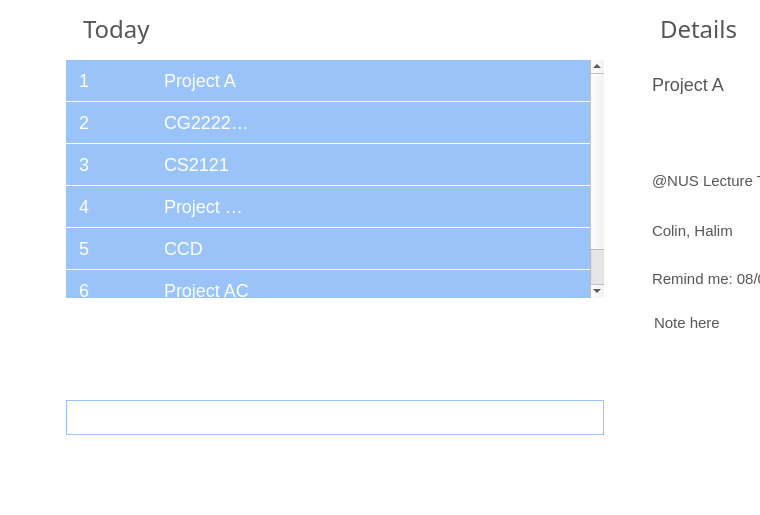
Above: TaskPad_library/mainwindow.ui from ashrayjain/TaskPad before the change; both pictures show x 0 to 760 and y 85 to 600 of the 1100 by 600 pixel window. Below: the same form after it.
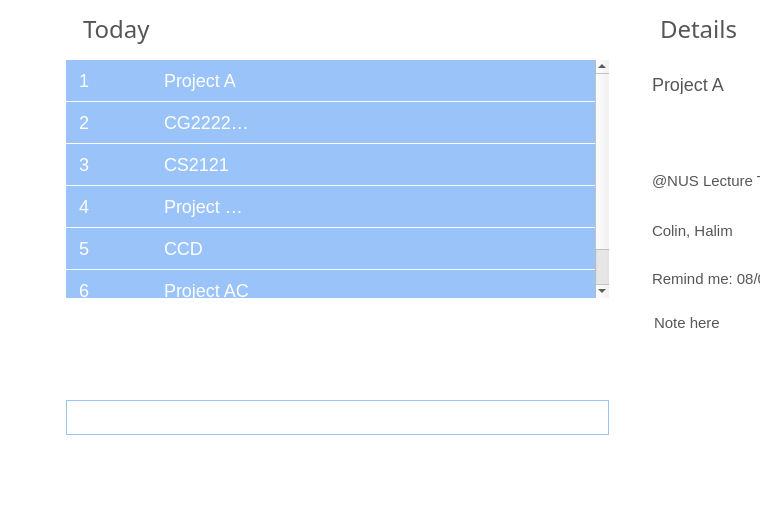
That is the form after the change. Icons and pictures are not drawn.

What changed in the file:
```diff
--- a/TaskPad_library/mainwindow.ui
+++ b/TaskPad_library/mainwindow.ui
@@ -60,7 +60,7 @@
      <rect>
       <x>9</x>
       <y>135</y>
-      <width>595</width>
+      <width>600</width>
       <height>248</height>
      </rect>
     </property>
@@ -208,7 +208,7 @@
      <rect>
       <x>9</x>
       <y>485</y>
-      <width>595</width>
+      <width>600</width>
       <height>35</height>
      </rect>
     </property>
```
Left out of the diff: 17 changed lines with no effect on the pictures.
